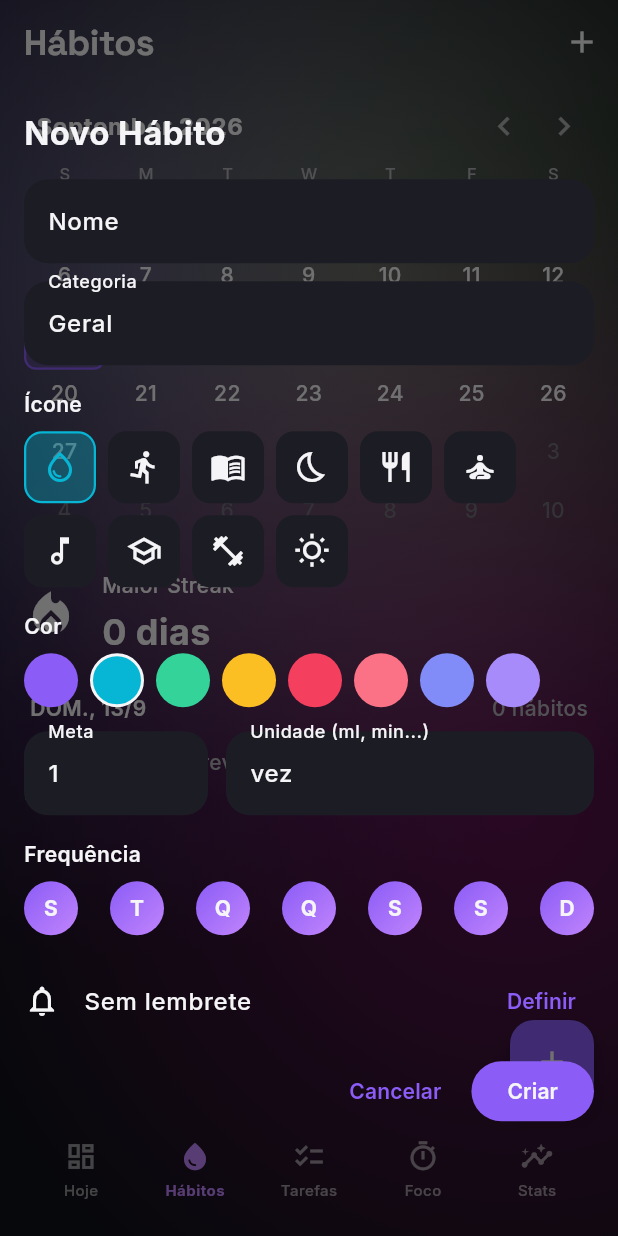
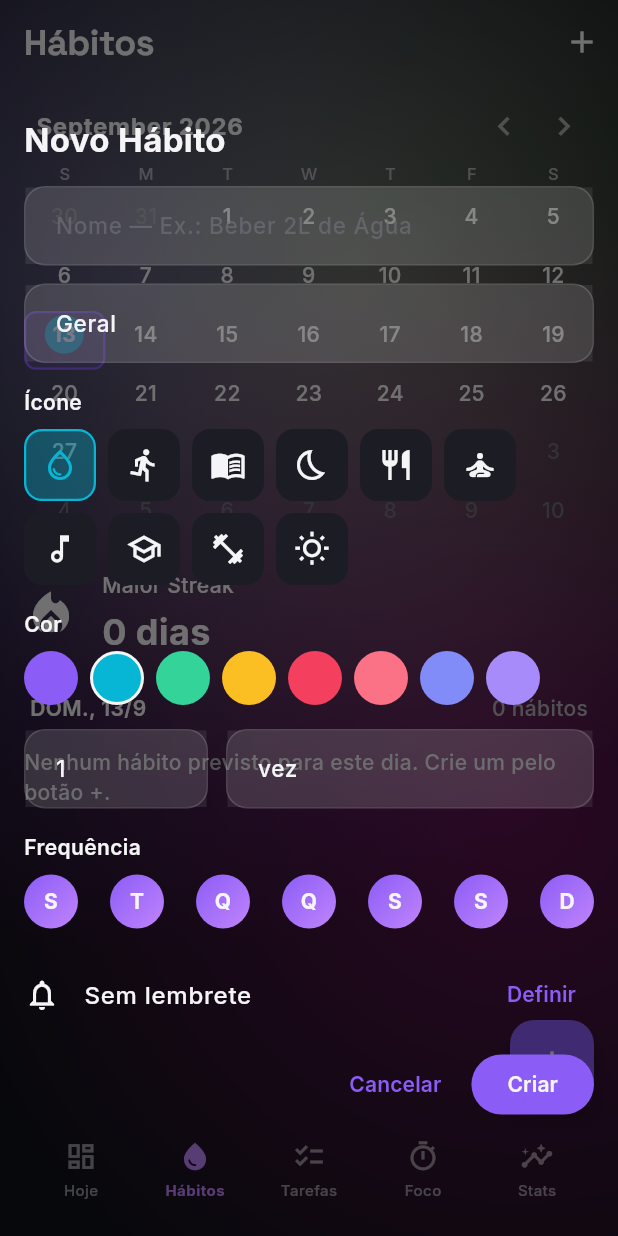
Before and after one commit to Rick-Henrique7/Daily-Flow, a Flutter app: the HabitsScreen screen opened by its route, after a tap on the "add" icon, on a phone screen of 412 x 824 dp. Run offline on Flutter 3.47's test engine with Material 3 defaults, Android fonts, the phone set to English and light mode, and no system bars; drawn by our look-alikes of syncfusion_flutter_calendar; our stand-ins replace fl_chart, flutter_animate, flutter_riverpod, go_router, google_fonts, shared_preferences; missing offline and left inert: flex_color_picker, liquid_glass_widgets; accounts and stored records are empty.

Commit message:
fix: substituir TextField por GlassInputField (remove label flutuante, fundo vítreo)

```diff
--- a/gestao_pessoal/lib/core/constants/app_theme.dart
+++ b/gestao_pessoal/lib/core/constants/app_theme.dart
@@ -149,23 +149,32 @@ class AppTheme {
       ),
       inputDecorationTheme: InputDecorationTheme(
         filled: true,
-        fillColor: AppColors.surfaceElevated,
+        fillColor: Colors.white.withValues(alpha: 0.08),
         border: OutlineInputBorder(
-          borderRadius: BorderRadius.circular(16),
-          borderSide: BorderSide.none,
+          borderRadius: BorderRadius.circular(14),
+          borderSide: BorderSide(
+            color: Colors.white.withValues(alpha: 0.15),
+            width: 1,
+          ),
         ),
         enabledBorder: OutlineInputBorder(
-          borderRadius: BorderRadius.circular(16),
-          borderSide: BorderSide.none,
+          borderRadius: BorderRadius.circular(14),
+          borderSide: BorderSide(
+            color: Colors.white.withValues(alpha: 0.15),
+            width: 1,
+          ),
         ),
         focusedBorder: OutlineInputBorder(
-          borderRadius: BorderRadius.circular(16),
+          borderRadius: BorderRadius.circular(14),
           borderSide: const BorderSide(
             color: AppColors.purpleFluidStart,
             width: 1.5,
           ),
         ),
-        hintStyle: _bodyBase.copyWith(color: AppColors.textTertiary),
+        hintStyle: _bodyBase.copyWith(
+          color: AppColors.textTertiary.withValues(alpha: 0.7),
+        ),
+        labelStyle: _bodyBase.copyWith(color: AppColors.textSecondary),
       ),
     );
   }
--- /dev/null
+++ b/gestao_pessoal/lib/core/widgets/glass_input_field.dart
@@ -0,0 +1,63 @@
+import 'package:flutter/material.dart';
+
+import '../constants/app_colors.dart';
+
+/// Campo de entrada com visual vítreo (transparente + borda sutil).
+///
+/// Substitui o `TextField` padrão do Material (que tem label flutuante
+/// e fundo preto sólido) por uma versão que combina com o design
+/// Liquid Glass 3D do app — sem label, com fundo translúcido e borda
+/// de vidro.
+class GlassInputField extends StatelessWidget {
+  const GlassInputField({
+    super.key,
+    required this.controller,
+    this.hintText,
+    this.keyboardType,
+    this.maxLines = 1,
+  });
+
+  final TextEditingController controller;
+  final String? hintText;
+  final TextInputType? keyboardType;
+  final int maxLines;
+
+  @override
+  Widget build(BuildContext context) {
+    return Container(
+      decoration: BoxDecoration(
+        color: Colors.white.withValues(alpha: 0.08),
+        borderRadius: BorderRadius.circular(14),
+        border: Border.all(
+          color: Colors.white.withValues(alpha: 0.15),
+          width: 1,
+        ),
+      ),
+      child: TextField(
+        controller: controller,
+        keyboardType: keyboardType,
+        maxLines: maxLines,
+        style: const TextStyle(
+          color: AppColors.textPrimary,
+          fontSize: 15,
+          fontWeight: FontWeight.w500,
+        ),
+        cursorColor: AppColors.purpleFluidStart,
+        decoration: InputDecoration(
+          hintText: hintText,
+          hintStyle: TextStyle(
+            color: AppColors.textTertiary.withValues(alpha: 0.7),
+            fontSize: 15,
+          ),
+          border: InputBorder.none,
+          enabledBorder: InputBorder.none,
+          focusedBorder: InputBorder.none,
+          contentPadding: const EdgeInsets.symmetric(
+            horizontal: 16,
+            vertical: 14,
+          ),
+        ),
+      ),
+    );
+  }
+}
--- a/gestao_pessoal/lib/features/habits/presentation/habits_screen.dart
+++ b/gestao_pessoal/lib/features/habits/presentation/habits_screen.dart
@@ -4,6 +4,7 @@ import 'package:syncfusion_flutter_calendar/calendar.dart';
 
 import '../../../core/constants/app_colors.dart';
 import '../../../core/utils/date_formatters.dart';
+import '../../../core/widgets/glass_input_field.dart';
 import '../../../core/widgets/liquid_glass_card.dart';
 import '../data/habits_controller.dart';
 import '../domain/habit_model.dart';
@@ -24,10 +25,10 @@ class HabitsScreen extends ConsumerWidget {
     final allHabits = ref.watch(habitsProvider);
 
     // Appointments por dia (syncfusion exige DateTime por evento).
-    final appointments = <CalendarAppointment>[];
+    final appointments = <Appointment>[];
     for (final habit in allHabits) {
       for (final date in habit.completedDates) {
-        appointments.add(CalendarAppointment(
+        appointments.add(Appointment(
           startTime: date,
           endTime: date.add(const Duration(hours: 1)),
           subject: habit.title,
@@ -163,7 +164,7 @@ class _SfCalendarCard extends StatelessWidget {
     required this.onDaySelected,
   });
   final DateTime selectedDay;
-  final List<CalendarAppointment> appointments;
+  final List<Appointment> appointments;
   final ValueChanged<DateTime> onDaySelected;
 
   @override
@@ -218,42 +219,21 @@ class _SfCalendarCard extends StatelessWidget {
 }
 
 class _HabitDataSource extends CalendarDataSource {
-  _HabitDataSource(List<CalendarAppointment> source) {
-    appointments = source.cast();
+  _HabitDataSource(List<Appointment> source) {
+    appointments = source;
   }
 
   @override
-  DateTime getStartTime(int index) =>
-      (appointments as List<CalendarAppointment>)[index].startTime;
+  DateTime getStartTime(int index) => appointments![index].startTime;
 
   @override
-  DateTime getEndTime(int index) =>
-      (appointments as List<CalendarAppointment>)[index].endTime;
+  DateTime getEndTime(int index) => appointments![index].endTime;
 
   @override
-  String getSubject(int index) =>
-      (appointments as List<CalendarAppointment>)[index].subject;
+  String getSubject(int index) => appointments![index].subject;
 
   @override
-  Color getColor(int index) =>
-      (appointments as List<CalendarAppointment>)[index].color;
-}
-
-/// Espelha `CalendarAppointment` do syncfusion sem importar o tipo
-/// (a lib só exporta `Appointment`).
-class CalendarAppointment {
-  CalendarAppointment({
-    required this.startTime,
-    required this.endTime,
-    required this.subject,
-    required this.color,
-    required this.id,
-  });
-  final DateTime startTime;
-  final DateTime endTime;
-  final String subject;
-  final Color color;
-  final String id;
+  Color getColor(int index) => appointments![index].color;
 }
 
 class _HabitCard extends ConsumerWidget {
@@ -408,19 +388,14 @@ class _CreateHabitDialogState extends ConsumerState<CreateHabitDialog> {
               const SizedBox(height: 16),
 
               // Nome
-              TextField(
+              GlassInputField(
                 controller: _titleCtrl,
-                decoration: const InputDecoration(
-                  labelText: 'Nome',
-                  hintText: 'Ex.: Beber 2L de Água',
-                ),
+                hintText: 'Nome — Ex.: Beber 2L de Água',
               ),
               const SizedBox(height: 12),
-              TextField(
+              GlassInputField(
                 controller: _categoryCtrl,
-                decoration: const InputDecoration(
-                  labelText: 'Categoria',
-                ),
+                hintText: 'Categoria',
               ),
               const SizedBox(height: 16),
 
@@ -505,19 +480,18 @@ class _CreateHabitDialogState extends ConsumerState<CreateHabitDialog> {
                 children: [
                   Expanded(
                     flex: 1,
-                    child: TextField(
+                    child: GlassInputField(
                       controller: _targetCtrl,
+                      hintText: 'Meta',
                       keyboardType: TextInputType.number,
-                      decoration: const InputDecoration(labelText: 'Meta'),
                     ),
                   ),
                   const SizedBox(width: 12),
                   Expanded(
                     flex: 2,
-                    child: TextField(
+                    child: GlassInputField(
                       controller: _unitCtrl,
-                      decoration:
-                          const InputDecoration(labelText: 'Unidade (ml, min...)'),
+                      hintText: 'Unidade (ml, min...)',
                     ),
                   ),
                 ],
```
